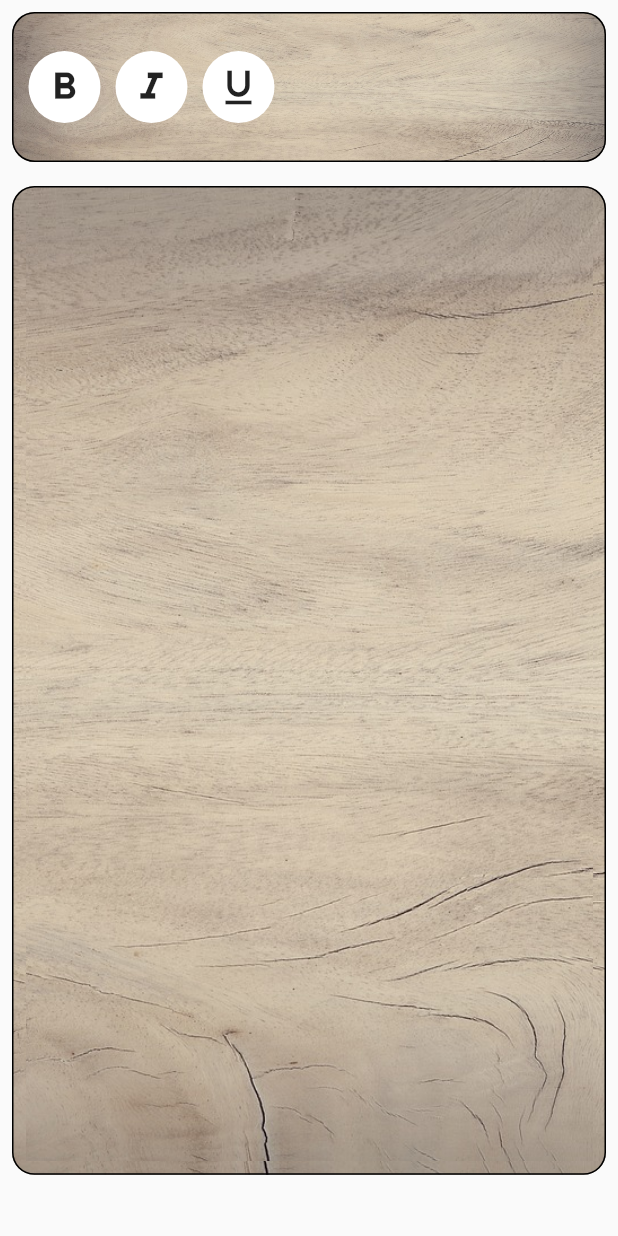
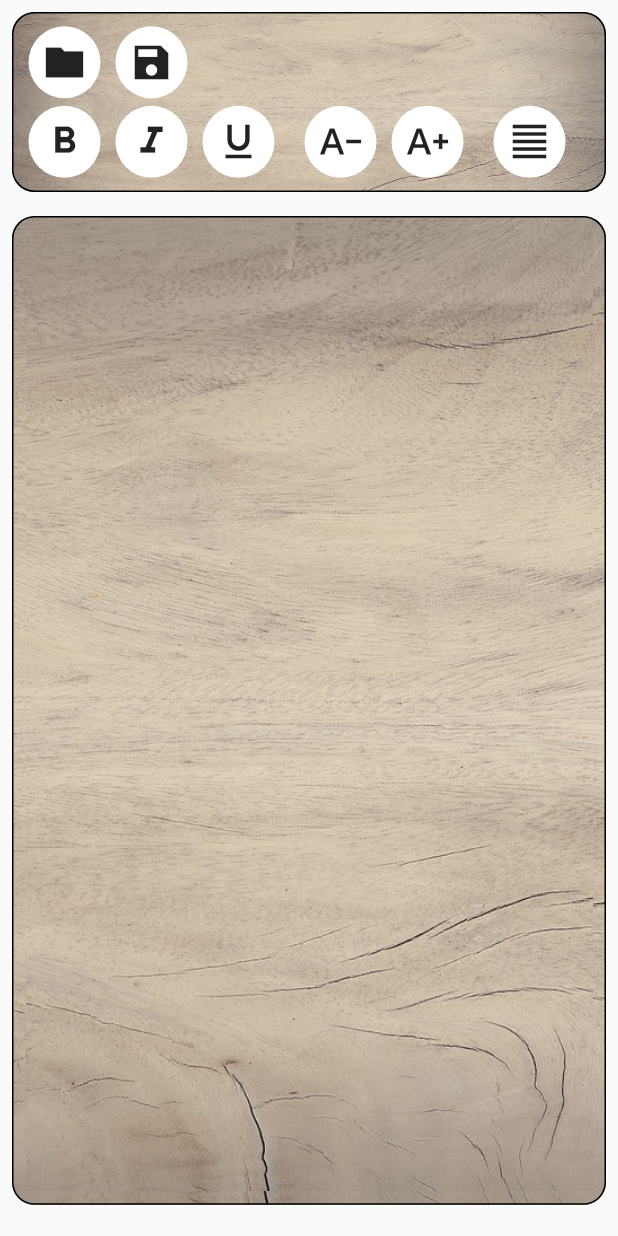
Before and after one commit to miyigun/notebook2, a Flutter app: the screen it shows after launch, on a phone screen of 412 x 824 dp. Run offline on Flutter 3.47's test engine with Material 2 defaults, Android fonts, the phone set to English and light mode, and no system bars; our stand-ins replace flutter_riverpod.

Commit message:
Commit 3

```diff
--- a/lib/view/text_editor.dart
+++ b/lib/view/text_editor.dart
@@ -14,7 +14,7 @@ class TextEditor extends ConsumerWidget{
               padding: const EdgeInsets.all(8.0),
               child: Container(
                 width: MediaQuery.of(context).size.width*0.8,
-                height: 100,
+                height: 120,
                 decoration: BoxDecoration(
                   image: const DecorationImage(
                     image: AssetImage("assets/images/wood_floor.jpg"),
@@ -43,9 +43,46 @@ class TextEditor extends ConsumerWidget{
                     ), //BoxShadow
                   ],*/
                 ),
-                child: Row(
+                child: Column(
+                  mainAxisAlignment: MainAxisAlignment.center,
+                  children: [
+                    Row(
                       //mainAxisSize: MainAxisSize.min,
                       mainAxisAlignment: MainAxisAlignment.start,
+                      children: [
+                        const SizedBox(width:10),
+                        Container(
+                            decoration: const ShapeDecoration(
+                              color: Colors.white,
+                              shape: CircleBorder(
+                                eccentricity: 0.2,
+                              ),
+                            ),
+                            child: IconButton(
+                              icon: const Icon(
+                                Icons.folder_sharp,
+                              ),
+                              iconSize: 30,
+                              onPressed: () {},
+                            )),
+                        const SizedBox(width:10),
+                        Container(
+                            decoration: const ShapeDecoration(
+                              color: Colors.white,
+                              shape: CircleBorder(),
+                            ),
+                            child: IconButton(
+                              icon: const Icon(
+                                Icons.save_sharp,
+                              ),
+                              iconSize: 30,
+                              onPressed: () {},
+                            )),
+
+                      ],
+                    ),
+                    SizedBox(height: 5,),
+                    Row(
                       children: [
                         const SizedBox(width:10),
                         Container(
@@ -86,6 +123,47 @@ class TextEditor extends ConsumerWidget{
                               iconSize: 30,
                               onPressed: () {},
                             )),
+                        const SizedBox(width:20),
+                        Container(
+                            decoration: const ShapeDecoration(
+                              color: Colors.white,
+                              shape: CircleBorder(),
+                            ),
+                            child: IconButton(
+                              icon: const Icon(
+                                Icons.text_decrease,
+                              ),
+                              iconSize: 30,
+                              onPressed: () {},
+                            )),
+                        const SizedBox(width:10),
+                        Container(
+                            decoration: const ShapeDecoration(
+                              color: Colors.white,
+                              shape: CircleBorder(),
+                            ),
+                            child: IconButton(
+                              icon: const Icon(
+                                Icons.text_increase,
+                              ),
+                              iconSize: 30,
+                              onPressed: () {},
+                            )),
+                        const SizedBox(width:20),
+                        Container(
+                            decoration: const ShapeDecoration(
+                              color: Colors.white,
+                              shape: CircleBorder(),
+                            ),
+                            child: IconButton(
+                              icon: const Icon(
+                                Icons.format_align_justify_sharp,
+                              ),
+                              iconSize: 30,
+                              onPressed: () {},
+                            )),
+                      ],
+                    )
                   ],
                 ),
               ),
```
Lines whose indentation alone changed are shown as unchanged.
